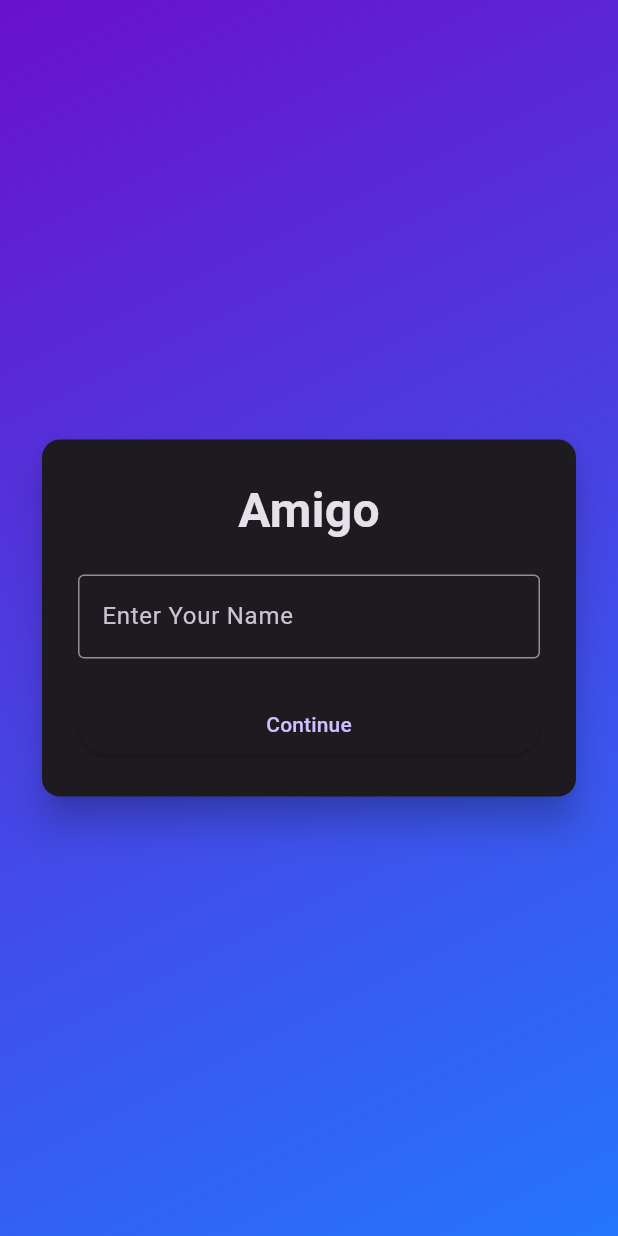
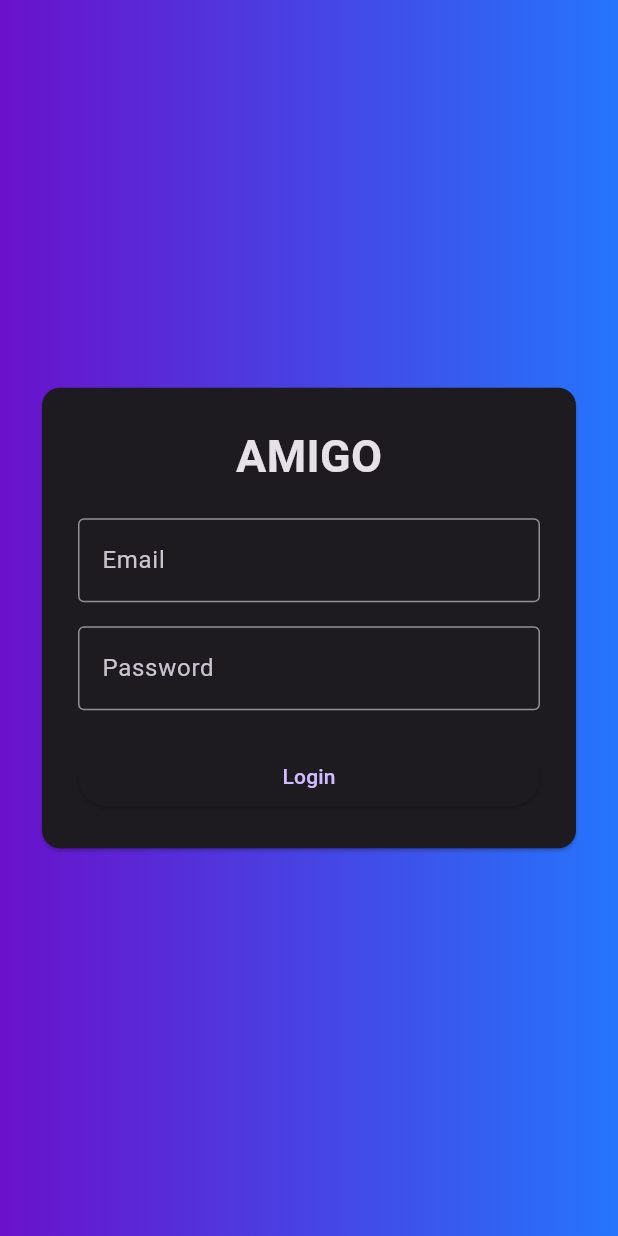
Before and after one commit to Subash-G-S/Amigo, a Flutter app: the screen it shows after launch, on a phone screen of 412 x 824 dp. Run offline on Flutter 3.47's test engine with Material 3 defaults, Android fonts, the phone set to English and light mode, and no system bars; our stand-ins replace shared_preferences.

Commit message:
Prototype done

```diff
--- /dev/null
+++ b/lib/constants/api_constants.dart
@@ -0,0 +1,4 @@
+class ApiConstants {
+  static const String baseUrl =
+      "https://b2bd-106-192-71-20.ngrok-free.app";
+}
--- a/lib/main.dart
+++ b/lib/main.dart
@@ -1,5 +1,6 @@
 import 'package:flutter/material.dart';
 import 'screens/auth/login_screen.dart';
+import 'screens/splash/splash_screen.dart';
 
 void main() {
   runApp(const AmigoApp());
@@ -18,7 +19,7 @@ class AmigoApp extends StatelessWidget {
         useMaterial3: true,
       ),
       darkTheme: ThemeData.dark(useMaterial3: true),
-      home: const LoginScreen(),
+      home: const SplashScreen(),
     );
   }
 }
--- /dev/null
+++ b/lib/models/user_model.dart
@@ -0,0 +1,21 @@
+class UserModel {
+  final String id;
+  final String name;
+  final String email;
+
+  UserModel({
+    required this.id,
+    required this.name,
+    required this.email,
+  });
+
+  factory UserModel.fromJson(
+      Map<String, dynamic> json) {
+
+    return UserModel(
+      id: json["id"],
+      name: json["name"],
+      email: json["email"],
+    );
+  }
+}
--- a/lib/screens/auth/login_screen.dart
+++ b/lib/screens/auth/login_screen.dart
@@ -1,78 +1,188 @@
 import 'package:flutter/material.dart';
+
 import '../../widgets/bottom_nav.dart';
+import '../../services/auth_service.dart';
+import '../../services/token_service.dart';
 
 class LoginScreen extends StatefulWidget {
   const LoginScreen({super.key});
 
   @override
-  State<LoginScreen> createState() => _LoginScreenState();
+  State<LoginScreen> createState() =>
+      _LoginScreenState();
 }
 
-class _LoginScreenState extends State<LoginScreen> {
-  final TextEditingController nameController = TextEditingController();
+class _LoginScreenState
+    extends State<LoginScreen> {
 
-  void login() {
-    if (nameController.text.trim().isEmpty) return;
+  final emailController =
+      TextEditingController();
+
+  final passwordController =
+      TextEditingController();
+
+  bool isLoading = false;
+
+  Future<void> login() async {
+
+    if (emailController.text.isEmpty ||
+        passwordController.text.isEmpty) {
+      return;
+    }
+
+    setState(() {
+      isLoading = true;
+    });
+
+    try {
+
+      final response =
+          await AuthService().login(
+        email: emailController.text.trim(),
+        password:
+            passwordController.text.trim(),
+      );
+
+      print(response);
+
+      if (response["user"] != null) {
+
+        await TokenService.saveToken(
+          response["access_token"],
+        );
+        final token =
+            await TokenService.getToken();
+
+        print(token);
 
         Navigator.pushReplacement(
           context,
           MaterialPageRoute(
             builder: (_) => BottomNav(
-          username: nameController.text.trim(),
+              username: response["user"]["name"],
+              email: response["user"]["email"],
+            ),
+          ),
+        );
+      } else {
+
+        ScaffoldMessenger.of(context)
+            .showSnackBar(
+          const SnackBar(
+            content: Text(
+              "Invalid credentials",
             ),
           ),
         );
       }
 
+    } catch (e) {
+
+      ScaffoldMessenger.of(context)
+          .showSnackBar(
+        SnackBar(
+          content: Text(
+            e.toString(),
+          ),
+        ),
+      );
+
+    } finally {
+
+      setState(() {
+        isLoading = false;
+      });
+
+    }
+  }
+
   @override
   Widget build(BuildContext context) {
+
     return Scaffold(
       body: Container(
         width: double.infinity,
-        padding: const EdgeInsets.all(24),
-        decoration: const BoxDecoration(
+        padding:
+            const EdgeInsets.all(24),
+        decoration:
+            const BoxDecoration(
           gradient: LinearGradient(
             colors: [
               Color(0xFF6A11CB),
               Color(0xFF2575FC),
             ],
-            begin: Alignment.topLeft,
-            end: Alignment.bottomRight,
           ),
         ),
         child: Center(
           child: Card(
-            elevation: 10,
             child: Padding(
-              padding: const EdgeInsets.all(24),
+              padding:
+                  const EdgeInsets.all(24),
               child: Column(
-                mainAxisSize: MainAxisSize.min,
+                mainAxisSize:
+                    MainAxisSize.min,
                 children: [
+
                   const Text(
-                    "Amigo",
+                    "AMIGO",
                     style: TextStyle(
-                      fontSize: 32,
-                      fontWeight: FontWeight.bold,
+                      fontSize: 30,
+                      fontWeight:
+                          FontWeight.bold,
                     ),
                   ),
 
-                  const SizedBox(height: 20),
+                  const SizedBox(
+                    height: 20,
+                  ),
 
                   TextField(
-                    controller: nameController,
-                    decoration: const InputDecoration(
-                      labelText: "Enter Your Name",
-                      border: OutlineInputBorder(),
+                    controller:
+                        emailController,
+                    decoration:
+                        const InputDecoration(
+                      labelText: "Email",
+                      border:
+                          OutlineInputBorder(),
                     ),
                   ),
 
-                  const SizedBox(height: 20),
+                  const SizedBox(
+                    height: 16,
+                  ),
+
+                  TextField(
+                    controller:
+                        passwordController,
+                    obscureText: true,
+                    decoration:
+                        const InputDecoration(
+                      labelText:
+                          "Password",
+                      border:
+                          OutlineInputBorder(),
+                    ),
+                  ),
+
+                  const SizedBox(
+                    height: 20,
+                  ),
 
                   SizedBox(
-                    width: double.infinity,
-                    child: ElevatedButton(
-                      onPressed: login,
-                      child: const Text("Continue"),
+                    width:
+                        double.infinity,
+                    child:
+                        ElevatedButton(
+                      onPressed:
+                          isLoading
+                              ? null
+                              : login,
+                      child:
+                          isLoading
+                              ? const CircularProgressIndicator()
+                              : const Text(
+                                  "Login",
+                                ),
                     ),
                   ),
                 ],
--- /dev/null
+++ b/lib/services/auth_service.dart
@@ -0,0 +1,42 @@
+import 'dart:convert';
+import 'package:http/http.dart' as http;
+
+import '../models/user_model.dart';
+
+class AuthService {
+  static const String baseUrl =
+      "https://b2bd-106-192-71-20.ngrok-free.app";
+
+  Future<Map<String, dynamic>> login({
+    required String email,
+    required String password,
+  }) async {
+    final response = await http.post(
+      Uri.parse("$baseUrl/auth/login"),
+      headers: {
+        "Content-Type": "application/json",
+      },
+      body: jsonEncode({
+        "email": email,
+        "password": password,
+      }),
+    );
+
+    return jsonDecode(response.body);
+  }
+
+  Future<UserModel> getCurrentUser(
+      String token) async {
+
+    final response = await http.get(
+      Uri.parse('$baseUrl/auth/me'),
+      headers: {
+        'Authorization': 'Bearer $token',
+      },
+    );
+
+    return UserModel.fromJson(
+      jsonDecode(response.body),
+    );
+  }
+}
--- /dev/null
+++ b/lib/services/token_service.dart
@@ -0,0 +1,36 @@
+import 'package:shared_preferences/shared_preferences.dart';
+
+class TokenService {
+
+  static Future<void> saveToken(
+      String token) async {
+
+    final prefs =
+        await SharedPreferences.getInstance();
+
+    await prefs.setString(
+      "access_token",
+      token,
+    );
+  }
+
+  static Future<String?> getToken()
+  async {
+
+    final prefs =
+        await SharedPreferences.getInstance();
+
+    return prefs.getString(
+      "access_token",
+    );
+  }
+
+  static Future<void> logout()
+  async {
+
+    final prefs =
+        await SharedPreferences.getInstance();
+
+    await prefs.clear();
+  }
+}
--- a/lib/widgets/bottom_nav.dart
+++ b/lib/widgets/bottom_nav.dart
@@ -6,10 +6,12 @@ import '../screens/profile/profile_screen.dart';
 
 class BottomNav extends StatefulWidget {
   final String username;
+  final String email;
 
   const BottomNav({
     super.key,
     required this.username,
+    required this.email,
   });
 
   @override
@@ -26,9 +28,16 @@ class _BottomNavState extends State<BottomNav> {
     super.initState();
 
     pages = [
-      HomeScreen(username: widget.username),
+      HomeScreen(
+        username: widget.username,
+      ),
+
       const ExploreScreen(),
-      const ProfileScreen(),
+
+      ProfileScreen(
+        username: widget.username,
+        email: widget.email,
+      ),
     ];
   }
 
--- a/pubspec.yaml
+++ b/pubspec.yaml
@@ -30,6 +30,9 @@ environment:
 dependencies:
   flutter:
     sdk: flutter
+  http: ^1.2.1
+  provider: ^6.1.2
+  shared_preferences: ^2.5.5
 
   # The following adds the Cupertino Icons font to your application.
   # Use with the CupertinoIcons class for iOS style icons.
```
Also changed, not shown: lib/models/post_model.dart (added, +11 -0 lines), lib/providers/user_provider.dart (added, +17 -0 lines), lib/screens/profile/profile_screen.dart (+111 -11 lines), lib/screens/splash/splash_screen.dart (added, +131 -0 lines), lib/services/api_service.dart (added, +11 -0 lines), lib/constants/app_constants.dart (added), lib/providers/auth_provider.dart (added), pubspec.lock, 1 other file. Lines whose indentation alone changed are shown as unchanged.
